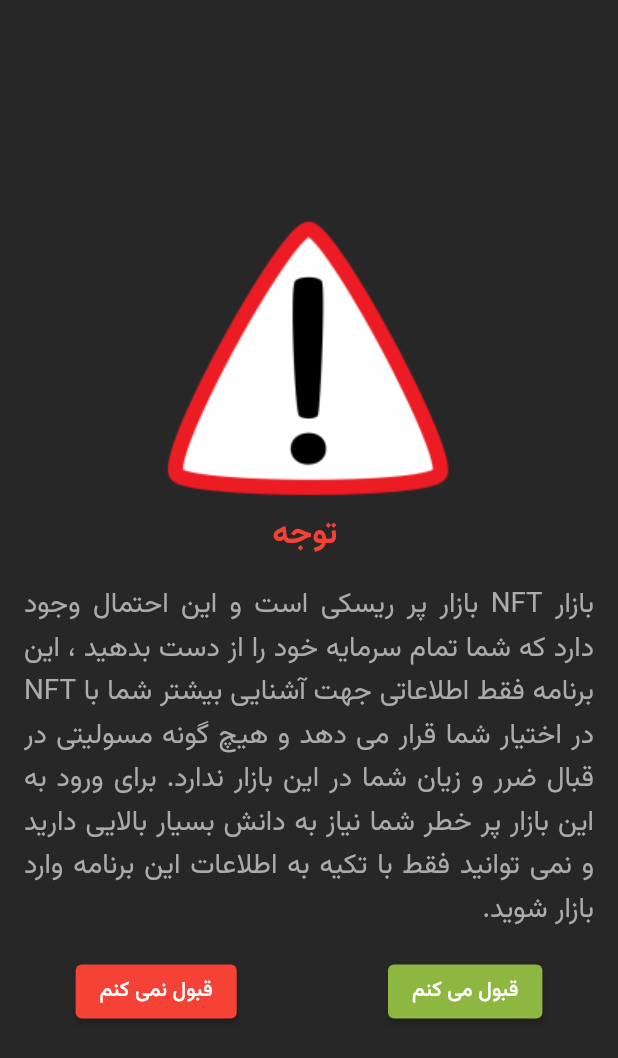
After one commit to mahdiyarz/nft_guide, a Flutter app: the WarningScreen screen opened directly, on a phone screen of 412 x 824 dp. The commit adds this screen. Shown: the top 1058 px of the screen. Run offline on Flutter 3.47's test engine with Material 2 defaults, Android fonts, the phone set to English and light mode, and no system bars; our stand-ins replace introduction_screen, lottie, shared_preferences, url_launcher_web; missing offline and left inert: shared_preferences_web, tapsell_plus; accounts and stored records are empty.

Commit message:
add warning page and coffe

```diff
--- /dev/null
+++ b/lib/screens/warning_screen.dart
@@ -0,0 +1,71 @@
+import 'package:flutter/material.dart';
+import 'package:flutter/services.dart';
+import 'package:shared_preferences/shared_preferences.dart';
+
+import 'home.dart';
+
+class WarningScreen extends StatelessWidget {
+  const WarningScreen({Key? key}) : super(key: key);
+  addBoolToSF() async {
+    SharedPreferences prefs = await SharedPreferences.getInstance();
+    prefs.setBool('firsttime', false);
+  }
+
+  @override
+  Widget build(BuildContext context) {
+    return Scaffold(
+      backgroundColor: Color.fromARGB(255, 39, 39, 39),
+      body: Center(
+          child: Column(
+        mainAxisAlignment: MainAxisAlignment.center,
+        children: [
+          Image.asset('assets/images/warning.png'),
+          Text(
+            'توجه ',
+            style: TextStyle(
+                fontSize: 22, fontWeight: FontWeight.bold, color: Colors.red),
+          ),
+          Container(
+            margin: EdgeInsets.all(16),
+            child: Text(
+                'بازار NFT بازار پر ریسکی است و این احتمال وجود دارد که شما تمام سرمایه خود را از دست بدهید ، این برنامه فقط اطلاعاتی جهت آشنایی بیشتر شما با NFT در اختیار شما قرار می دهد و هیچ گونه مسولیتی در قبال ضرر و زیان شما در این بازار ندارد. برای ورود به این بازار پر خطر شما نیاز به دانش بسیار بالایی دارید و نمی توانید فقط با تکیه به اطلاعات این برنامه وارد بازار شوید.',
+                style: TextStyle(
+                  color: Color.fromARGB(255, 171, 171, 171),
+                  fontSize: 18.5,
+                  fontWeight: FontWeight.normal,
+                  height: 1.55,
+                  fontFamily: 'Vazir',
+                ),
+                textDirection: TextDirection.rtl,
+                textAlign: TextAlign.justify),
+          ),
+          Row(
+            mainAxisAlignment: MainAxisAlignment.spaceAround,
+            children: [
+              ElevatedButton(
+                  style: ButtonStyle(
+                      backgroundColor: MaterialStateProperty.all(Colors.red)),
+                  onPressed: () {
+                    SystemChannels.platform.invokeMethod('SystemNavigator.pop');
+                  },
+                  child: Text('قبول نمی کنم')),
+              ElevatedButton(
+                  style: ButtonStyle(
+                      backgroundColor: MaterialStateProperty.all(
+                    Color.fromARGB(255, 142, 183, 65),
+                  )),
+                  onPressed: () {
+                    addBoolToSF();
+                    Navigator.pushAndRemoveUntil(
+                        context,
+                        MaterialPageRoute(builder: (context) => Home()),
+                        (route) => false);
+                  },
+                  child: Text('قبول می کنم')),
+            ],
+          )
+        ],
+      )),
+    );
+  }
+}
```
Also changed, not shown: lib/screens/onboardingpage.dart (+13 -5 lines), assets/images/warning.png (added), assets/images/welcome4.png (added), 1 other file.
